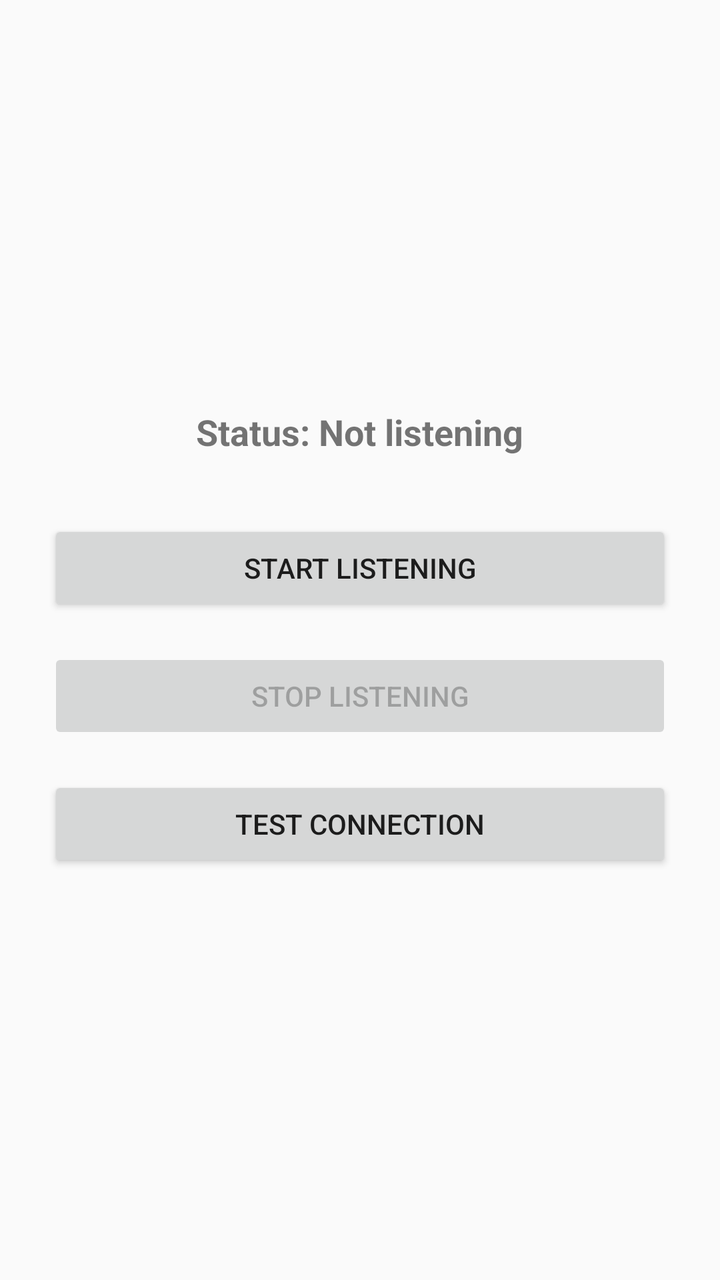
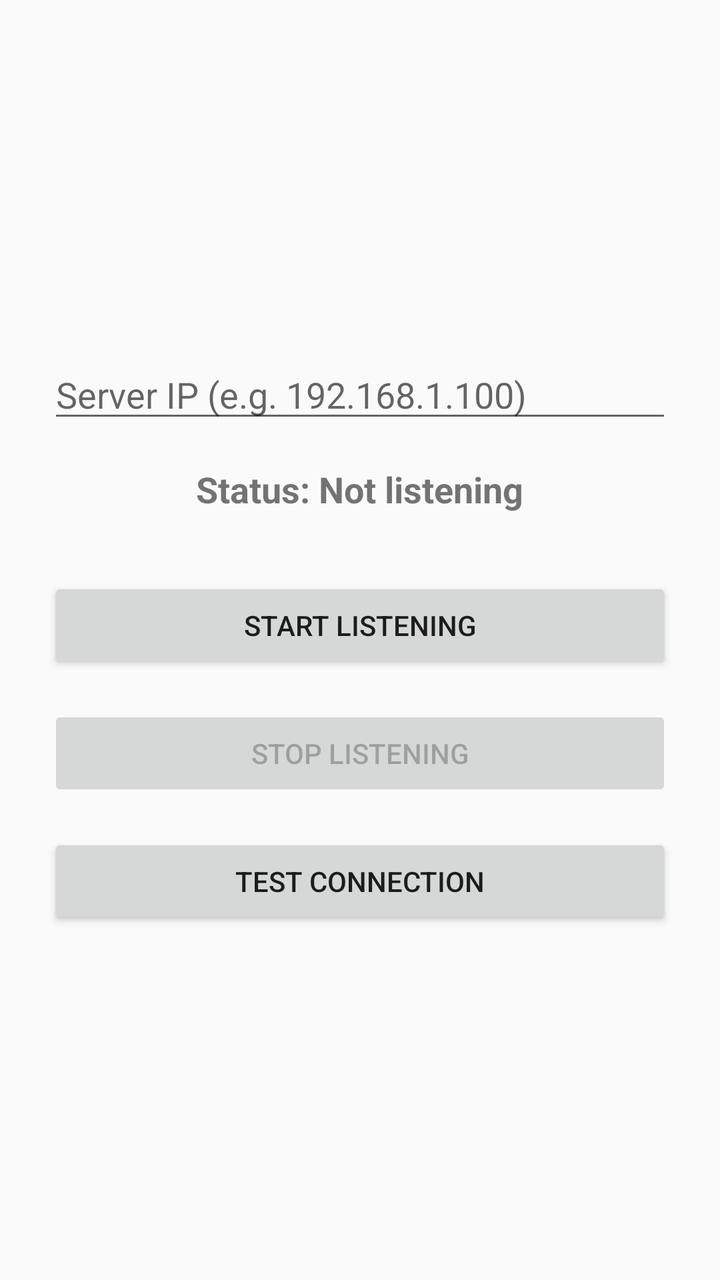

Screens rendered from an Android XML layout before and after an edit, with the pre-edit source and the edit as a unified diff.
<!-- AndroidManifest.xml: application theme Theme.AppCompat.Light.DarkActionBar -->
<!-- res/layout/activity_main.xml -->
<?xml version="1.0" encoding="utf-8"?>
<LinearLayout xmlns:android="http://schemas.android.com/apk/res/android"
    android:layout_width="match_parent"
    android:layout_height="match_parent"
    android:orientation="vertical"
    android:padding="24dp"
    android:gravity="center">

    <TextView
        android:id="@+id/statusText"
        android:layout_width="wrap_content"
        android:layout_height="wrap_content"
        android:text="Status: Not listening"
        android:textSize="18sp"
        android:textStyle="bold"
        android:layout_marginBottom="32dp" />

    <Button
        android:id="@+id/startButton"
        android:layout_width="match_parent"
        android:layout_height="wrap_content"
        android:text="Start Listening"
        android:layout_marginBottom="16dp" />

    <Button
        android:id="@+id/stopButton"
        android:layout_width="match_parent"
        android:layout_height="wrap_content"
        android:text="Stop Listening"
        android:enabled="false"
        android:layout_marginBottom="16dp" />

    <Button
        android:id="@+id/testButton"
        android:layout_width="match_parent"
        android:layout_height="wrap_content"
        android:text="Test Connection" />

</LinearLayout>
<!-- resources referenced by this layout -->
<resources>

</resources>

<!-- the commit's change to res/layout/activity_main.xml (unified diff, before → after) -->
@@ -5,6 +5,14 @@
     android:orientation="vertical"
     android:padding="24dp"
     android:gravity="center">
+
+    <EditText
+        android:id="@+id/ipInput"
+        android:layout_width="match_parent"
+        android:layout_height="wrap_content"
+        android:hint="Server IP (e.g. 192.168.1.100)"
+        android:inputType="text"
+        android:layout_marginBottom="16dp" />
 
     <TextView
         android:id="@+id/statusText"
